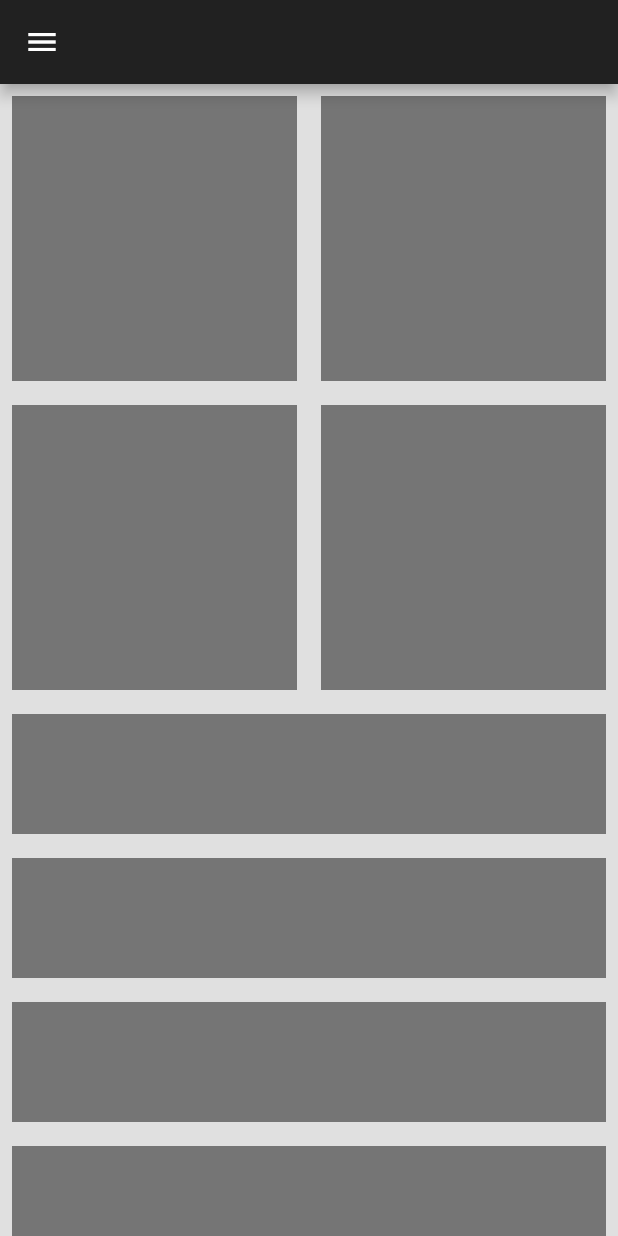
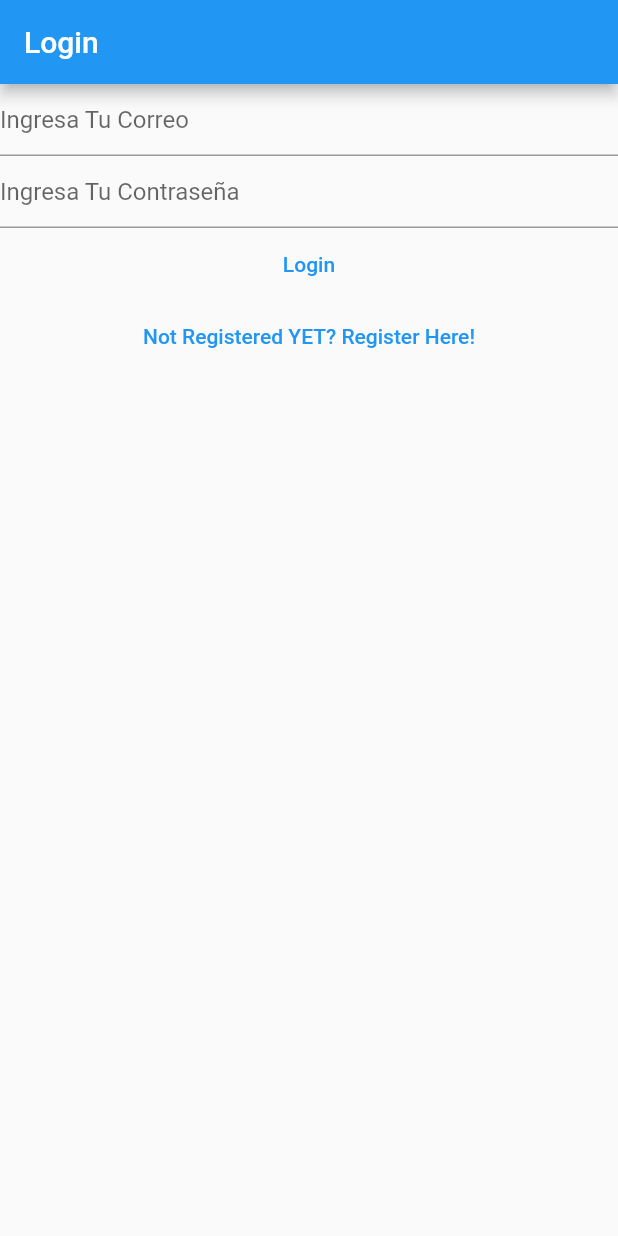
Before and after one commit to waltheraguilar/AdministradorIt, a Flutter app: the screen it shows after launch, on a phone screen of 412 x 824 dp. Run offline on Flutter 3.47's test engine with Material 2 defaults, Android fonts, the phone set to English and light mode, and no system bars; our stand-ins replace firebase_auth, firebase_core; accounts and stored records are empty.

Commit message:
Creacion de login

```diff
--- a/lib/main.dart
+++ b/lib/main.dart
@@ -1,4 +1,4 @@
-
+/*
 import 'package:flutter/material.dart';
 import 'package:itadministrador/responsive/responsive.dart';
 
@@ -27,4 +27,64 @@ class MyApp extends StatelessWidget {
  }
 
 
+}*/
+
+import 'package:firebase_auth/firebase_auth.dart';
+import 'package:firebase_core/firebase_core.dart';
+import 'package:flutter/cupertino.dart';
+import 'package:flutter/material.dart';
+import 'package:itadministrador/responsive/login_mobile.dart';
+import 'package:itadministrador/responsive/register_mobile.dart';
+import 'package:itadministrador/responsive/verificar_email.dart';
+
+
+import 'firebase_options.dart';
+
+void main() {
+  WidgetsFlutterBinding.ensureInitialized();
+  runApp(
+    MaterialApp(
+      title: 'Flutter Demo',
+      theme: ThemeData(
+        primarySwatch: Colors.blue,
+      ),
+      home: const HomePage(),
+      routes: {
+        '/login/':(context)=>const LoginView(),
+        '/register/':(context)=>const RegisterView(),
+
+      },
+    ),
+  );
 }
+
+class HomePage extends StatelessWidget {
+  const HomePage({Key? key}) : super(key: key);
+
+  @override
+  Widget build(BuildContext context) {
+    return  FutureBuilder(
+        future: Firebase.initializeApp(
+          options: DefaultFirebaseOptions.currentPlatform,
+        ),
+        builder: (context, snapshot) {
+          switch (snapshot.connectionState) {
+            case ConnectionState.done:
+             final user = FirebaseAuth.instance.currentUser;
+             if(user != null){
+                if (user.emailVerified) {
+                print("El Email Esta Verificado");
+                }else{
+                 return const VerifyEmailView();
+                }
+             }else{
+                   return const LoginView();
+             }
+             return const Text("Done");
+            default:
+              return const CircularProgressIndicator();
+          }
+        },
+      );
+  }
+}
--- /dev/null
+++ b/lib/responsive/login_mobile.dart
@@ -0,0 +1,96 @@
+
+import 'package:firebase_auth/firebase_auth.dart';
+import 'package:flutter/material.dart';
+
+
+class LoginView extends StatefulWidget {
+  const LoginView({Key? key}) : super(key: key);
+
+  @override
+  State<LoginView> createState() => _LoginViewState();
+}
+
+class _LoginViewState extends State<LoginView> {
+   late final TextEditingController _email;
+  late final TextEditingController _password;
+  @override
+  void initState() {
+    // TODO: implement initState
+    _email = TextEditingController();
+    _password = TextEditingController();
+    super.initState();
+  }
+
+  @override
+  void dispose() {
+    _email.dispose();
+    _password.dispose();
+    super.dispose();
+  }
+
+
+  @override
+  Widget build(BuildContext context) {
+      return Scaffold(
+        appBar: AppBar(title: const Text('Login'),),
+        body: Column(
+              children: [
+                TextField(
+                  controller: _email,
+                  enableSuggestions: false,
+                  autocorrect: false,
+                  keyboardType: TextInputType.emailAddress,
+                  decoration: const InputDecoration(
+                    hintText: "Ingresa Tu Correo",
+                  ),
+                ),
+                TextField(
+                  controller: _password,
+                  obscureText: true,
+                  enableSuggestions: false,
+                  autocorrect: false,
+                  decoration: const InputDecoration(
+                    hintText: "Ingresa Tu Contraseña",
+                  ),
+                ),
+                TextButton(
+                  onPressed: () async {
+                    final email = _email.text;
+                    final password = _password.text;
+                  try {
+                     final userCredential = await FirebaseAuth.instance
+                        .signInWithEmailAndPassword(
+                            email: email, password: password);
+                    print(userCredential);
+
+                  } on FirebaseAuthException catch(a){//verificamos si el error es de firebase autenticacion
+                      if (a.code =='user-not-found') {
+                        print('user not found');
+                      }else if(a.code=='wrong-password'){
+                          print("Wrong Password");
+                        print(a.code);
+
+                      }
+
+                  }catch (e) {
+
+                   print(e);
+                    print(e.runtimeType);
+                  }
+
+                  },
+                  child: const Text('Login'),
+                ),
+                TextButton(
+                  onPressed:(){
+                  Navigator.of(context).pushNamedAndRemoveUntil('/register/', (route) => false);
+                  },
+                  child:const Text("Not Registered YET? Register Here!"),
+                ),
+              ],
+            ),
+      );
+  }
+
+
+}
--- a/lib/responsive/mobile_scaffold.dart
+++ b/lib/responsive/mobile_scaffold.dart
@@ -27,9 +27,9 @@ class _MobileScaffoldState extends State<MobileScaffold> {
             width: double.infinity,
             child: GridView.builder(
               itemCount: 4,
-              gridDelegate: SliverGridDelegateWithFixedCrossAxisCount(crossAxisCount: 2),
+              gridDelegate: const SliverGridDelegateWithFixedCrossAxisCount(crossAxisCount: 2),
               itemBuilder: (context, index){
-                return MyBox();
+                return const MyBox();
               },
             ),
           ),
--- a/pubspec.yaml
+++ b/pubspec.yaml
@@ -36,6 +36,10 @@ dependencies:
   # The following adds the Cupertino Icons font to your application.
   # Use with the CupertinoIcons class for iOS style icons.
   cupertino_icons: ^1.0.2
+  firebase_core: ^2.9.0
+  firebase_auth: ^4.4.1
+  cloud_firestore: ^4.5.1
+  firebase_analytics: ^10.2.0
 
 dev_dependencies:
   flutter_test:
```
Also changed, not shown: lib/responsive/register_mobile.dart (added, +83 -0 lines), lib/responsive/verificar_email.dart (added, +28 -0 lines), lib/firebase_options.dart (added), pubspec.lock, 5 other files.
